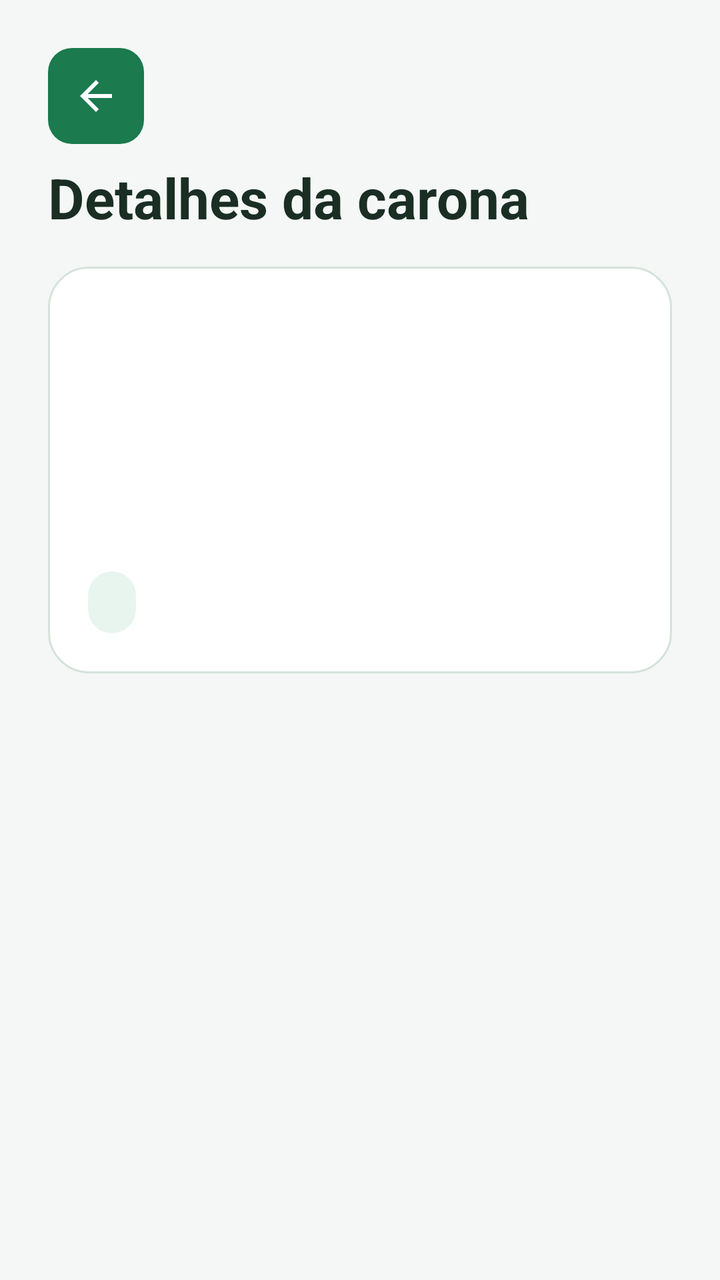
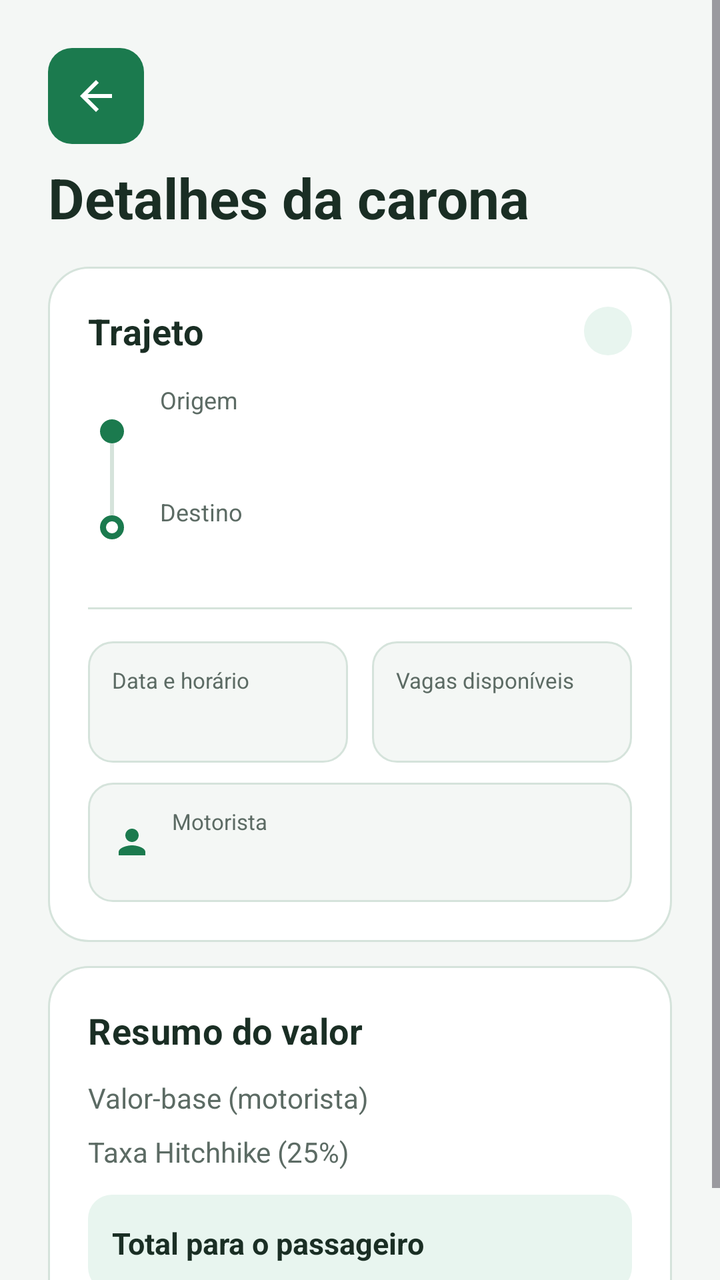

Two renders of the same Android screen: before a commit and after it. Below are the layout's source before the change and the commit's diff.
<!-- AndroidManifest.xml: application theme Theme.Hitchhike -->
<!-- res/layout/activity_detalhe_carona.xml -->
<?xml version="1.0" encoding="utf-8"?>
<FrameLayout xmlns:android="http://schemas.android.com/apk/res/android"
    xmlns:app="http://schemas.android.com/apk/res-auto"
    android:id="@+id/rootDetalhe"
    android:layout_width="match_parent"
    android:layout_height="match_parent"
    android:background="@color/hh_background">

    <ScrollView
        android:layout_width="match_parent"
        android:layout_height="match_parent"
        android:clipToPadding="false"
        android:fillViewport="true">

        <androidx.constraintlayout.widget.ConstraintLayout
            android:layout_width="match_parent"
            android:layout_height="wrap_content">

            <LinearLayout
                android:layout_width="0dp"
                android:layout_height="wrap_content"
                android:orientation="vertical"
                android:padding="@dimen/hh_screen_padding"
                app:layout_constraintEnd_toEndOf="parent"
                app:layout_constraintStart_toStartOf="parent"
                app:layout_constraintTop_toTopOf="parent"
                app:layout_constraintWidth_max="@dimen/hh_content_max">

                <com.google.android.material.button.MaterialButton
                    android:id="@+id/btnVoltar"
                    style="@style/Widget.Hitchhike.Button.Back"
                    android:layout_width="@dimen/hh_touch_min"
                    android:layout_height="@dimen/hh_touch_min"
                    android:layout_marginBottom="@dimen/hh_space_sm" />

                <TextView
                    android:layout_width="match_parent"
                    android:layout_height="wrap_content"
                    android:text="@string/detalhe_title"
                    android:textAppearance="@style/TextAppearance.Hitchhike.Title" />

                <LinearLayout
                    android:layout_width="match_parent"
                    android:layout_height="wrap_content"
                    android:layout_marginTop="16dp"
                    android:background="@drawable/bg_card_static"
                    android:orientation="vertical"
                    android:padding="@dimen/hh_card_padding">

                    <TextView
                        android:id="@+id/tvTrajeto"
                        android:layout_width="match_parent"
                        android:layout_height="wrap_content"
                        android:textAppearance="@style/TextAppearance.Hitchhike.Section" />

                    <TextView
                        android:id="@+id/tvHorario"
                        android:layout_width="match_parent"
                        android:layout_height="wrap_content"
                        android:layout_marginTop="8dp"
                        android:textColor="@color/hh_text_secondary" />

                    <TextView
                        android:id="@+id/tvMotorista"
                        android:layout_width="match_parent"
                        android:layout_height="wrap_content"
                        android:layout_marginTop="4dp"
                        android:textColor="@color/hh_text_secondary" />

                    <TextView
                        android:id="@+id/tvVagas"
                        android:layout_width="match_parent"
                        android:layout_height="wrap_content"
                        android:layout_marginTop="4dp"
                        android:textColor="@color/hh_text_secondary" />

                    <TextView
                        android:id="@+id/tvValor"
                        android:layout_width="match_parent"
                        android:layout_height="wrap_content"
                        android:layout_marginTop="4dp"
                        android:textColor="@color/hh_text_secondary" />

                    <TextView
                        android:id="@+id/tvStatus"
                        android:layout_width="wrap_content"
                        android:layout_height="wrap_content"
                        android:layout_marginTop="12dp"
                        android:background="@drawable/bg_status_chip"
                        android:paddingHorizontal="12dp"
                        android:paddingVertical="6dp"
                        android:textColor="@color/hh_green"
                        android:textStyle="bold" />
                </LinearLayout>

                <com.google.android.material.button.MaterialButton
                    android:id="@+id/btnSolicitar"
                    android:layout_width="match_parent"
                    android:layout_height="wrap_content"
                    android:layout_marginTop="16dp"
                    android:text="@string/action_solicitar"
                    android:visibility="gone" />

                <com.google.android.material.button.MaterialButton
                    android:id="@+id/btnCancelar"
                    style="@style/Widget.Hitchhike.Button.Text"
                    android:layout_width="match_parent"
                    android:layout_height="wrap_content"
                    android:layout_marginTop="8dp"
                    android:text="@string/action_cancelar_carona"
                    android:textColor="@color/hh_error"
                    android:visibility="gone" />

                <TextView
                    android:id="@+id/tvAvaliacaoEnviada"
                    android:layout_width="match_parent"
                    android:layout_height="wrap_content"
                    android:layout_marginTop="8dp"
                    android:text="@string/avaliacao_enviada"
                    android:textColor="@color/hh_text_secondary"
                    android:visibility="gone" />

                <com.google.android.material.button.MaterialButton
                    android:id="@+id/btnAvaliar"
                    style="@style/Widget.Hitchhike.Button.Outlined"
                    android:layout_width="match_parent"
                    android:layout_height="wrap_content"
                    android:layout_marginTop="8dp"
                    android:text="@string/action_avaliar"
                    android:visibility="gone" />

                
                <LinearLayout
                    android:id="@+id/containerParadasDetalhe"
                    android:layout_width="match_parent"
                    android:layout_height="wrap_content"
                    android:orientation="vertical"
                    android:visibility="gone"
                    android:layout_marginTop="8dp" />


                <TextView
                    android:id="@+id/tvPedidosTitulo"
                    android:layout_width="match_parent"
                    android:layout_height="wrap_content"
                    android:layout_marginTop="24dp"
                    android:text="@string/detalhe_pedidos"
                    android:textAppearance="@style/TextAppearance.Hitchhike.Section"
                    android:visibility="gone" />

                <TextView
                    android:id="@+id/tvPedidosVazio"
                    android:layout_width="match_parent"
                    android:layout_height="wrap_content"
                    android:layout_marginTop="8dp"
                    android:text="@string/pedidos_vazio"
                    android:textColor="@color/hh_text_secondary"
                    android:visibility="gone" />

                <LinearLayout
                    android:id="@+id/listaPedidos"
                    android:layout_width="match_parent"
                    android:layout_height="wrap_content"
                    android:orientation="vertical" />
            </LinearLayout>
        </androidx.constraintlayout.widget.ConstraintLayout>
    </ScrollView>

    <ProgressBar
        android:id="@+id/progressDetalhe"
        android:layout_width="wrap_content"
        android:layout_height="wrap_content"
        android:layout_gravity="center"
        android:contentDescription="@string/estado_carregando"
        android:visibility="gone" />
</FrameLayout>
<!-- resources referenced by this layout -->
<resources>
  <color name="hh_background">#FFF4F7F5</color>
  <color name="hh_error">#FFB3261E</color>
  <color name="hh_green">#FF1B7A4E</color>
  <color name="hh_text_secondary">#FF5C6B64</color>
  <dimen name="hh_card_padding">20dp</dimen>
  <dimen name="hh_content_max">560dp</dimen>
  <dimen name="hh_screen_padding">24dp</dimen>
  <dimen name="hh_space_sm">8dp</dimen>
  <dimen name="hh_touch_min">48dp</dimen>
  <string name="action_avaliar">Avaliar</string>
  <string name="action_cancelar_carona">Cancelar carona</string>
  <string name="action_solicitar">Pedir vaga</string>
  <string name="avaliacao_enviada">Avaliação enviada</string>
  <string name="detalhe_pedidos">Pedidos de vaga</string>
  <string name="detalhe_title">Detalhes da carona</string>
  <string name="estado_carregando">Carregando…</string>
  <string name="pedidos_vazio">Nenhum pedido de vaga ainda.</string>
  <style name="Theme.Hitchhike" parent="Base.Theme.Hitchhike" />
  <color name="hh_surface">#FFFFFFFF</color>
  <dimen name="hh_card_radius">20dp</dimen>
  <color name="hh_outline">#FFD5E3DB</color>
  <color name="hh_mint">#FFE8F5EF</color>
  <color name="hh_text">#FF1A2E24</color>
  <string name="cd_voltar">Voltar</string>
  <color name="white">#FFFFFFFF</color>
  <dimen name="hh_button_min">56dp</dimen>
  <color name="hh_green_dark">#FF145C3A</color>
  <color name="hh_green_light">#FF2E9B68</color>
  <!-- unchanged entries left out for length: 10 -->
</resources>

<!-- the commit's change to res/layout/activity_detalhe_carona.xml (unified diff, before → after) -->
@@ -39,6 +39,7 @@
                     android:text="@string/detalhe_title"
                     android:textAppearance="@style/TextAppearance.Hitchhike.Title" />
 
+                
                 <LinearLayout
                     android:layout_width="match_parent"
                     android:layout_height="wrap_content"
@@ -47,50 +48,357 @@
                     android:orientation="vertical"
                     android:padding="@dimen/hh_card_padding">
 
+                    <LinearLayout
+                        android:layout_width="match_parent"
+                        android:layout_height="wrap_content"
+                        android:gravity="center_vertical"
+                        android:orientation="horizontal">
+
+                        <TextView
+                            android:layout_width="0dp"
+                            android:layout_height="wrap_content"
+                            android:layout_weight="1"
+                            android:text="@string/detalhe_trajeto_titulo"
+                            android:textAppearance="@style/TextAppearance.Hitchhike.Section" />
+
+                        <TextView
+                            android:id="@+id/tvStatus"
+                            android:layout_width="wrap_content"
+                            android:layout_height="wrap_content"
+                            android:layout_marginStart="8dp"
+                            android:background="@drawable/bg_status_chip"
+                            android:paddingHorizontal="12dp"
+                            android:paddingVertical="4dp"
+                            android:textColor="@color/hh_green"
+                            android:textSize="12sp"
+                            android:textStyle="bold" />
+                    </LinearLayout>
+
+                    
+                    <LinearLayout
+                        android:layout_width="match_parent"
+                        android:layout_height="wrap_content"
+                        android:layout_marginTop="14dp"
+                        android:orientation="vertical">
+
+                        
+                        <LinearLayout
+                            android:layout_width="match_parent"
+                            android:layout_height="wrap_content"
+                            android:orientation="horizontal">
+
+                            <LinearLayout
+                                android:layout_width="24dp"
+                                android:layout_height="match_parent"
+                                android:gravity="center_horizontal"
+                                android:orientation="vertical">
+
+                                <View
+                                    android:layout_width="2dp"
+                                    android:layout_height="0dp"
+                                    android:layout_weight="1"
+                                    android:visibility="invisible" />
+
+                                <View
+                                    android:layout_width="12dp"
+                                    android:layout_height="12dp"
+                                    android:background="@drawable/bg_trajeto_origem" />
+
+                                <View
+                                    android:layout_width="2dp"
+                                    android:layout_height="0dp"
+                                    android:layout_weight="1"
+                                    android:background="@color/hh_outline" />
+                            </LinearLayout>
+
+                            <LinearLayout
+                                android:layout_width="0dp"
+                                android:layout_height="wrap_content"
+                                android:layout_marginStart="12dp"
+                                android:layout_weight="1"
+                                android:orientation="vertical"
+                                android:paddingBottom="8dp">
+
+                                <TextView
+                                    android:layout_width="wrap_content"
+                                    android:layout_height="wrap_content"
+                                    android:text="@string/detalhe_origem_label"
+                                    android:textColor="@color/hh_text_secondary"
+                                    android:textSize="12sp" />
+
+                                <TextView
+                                    android:id="@+id/tvOrigem"
+                                    android:layout_width="match_parent"
+                                    android:layout_height="wrap_content"
+                                    android:layout_marginTop="2dp"
+                                    android:textColor="@color/hh_text"
+                                    android:textSize="16sp"
+                                    android:textStyle="bold" />
+                            </LinearLayout>
+                        </LinearLayout>
+
+                        
+                        <LinearLayout
+                            android:id="@+id/containerParadasDetalhe"
+                            android:layout_width="match_parent"
+                            android:layout_height="wrap_content"
+                            android:orientation="vertical"
+                            android:visibility="gone" />
+
+                        
+                        <LinearLayout
+                            android:layout_width="match_parent"
+                            android:layout_height="wrap_content"
+                            android:orientation="horizontal">
+
+                            <LinearLayout
+                                android:layout_width="24dp"
+                                android:layout_height="match_parent"
+                                android:gravity="center_horizontal"
+                                android:orientation="vertical">
+
+                                <View
+                                    android:layout_width="2dp"
+                                    android:layout_height="0dp"
+                                    android:layout_weight="1"
+                                    android:background="@color/hh_outline" />
+
+                                <View
+                                    android:layout_width="12dp"
+                                    android:layout_height="12dp"
+                                    android:background="@drawable/bg_trajeto_destino" />
+
+                                <View
+                                    android:layout_width="2dp"
+                                    android:layout_height="0dp"
+                                    android:layout_weight="1"
+                                    android:visibility="invisible" />
+                            </LinearLayout>
+
+                            <LinearLayout
+                                android:layout_width="0dp"
+                                android:layout_height="wrap_content"
+                                android:layout_marginStart="12dp"
+                                android:layout_weight="1"
+                                android:orientation="vertical"
+                                android:paddingTop="8dp">
+
+                                <TextView
+                                    android:layout_width="wrap_content"
+                                    android:layout_height="wrap_content"
+                                    android:text="@string/detalhe_destino_label"
+                                    android:textColor="@color/hh_text_secondary"
+                                    android:textSize="12sp" />
+
+                                <TextView
+                                    android:id="@+id/tvDestino"
+                                    android:layout_width="match_parent"
+                                    android:layout_height="wrap_content"
+                                    android:layout_marginTop="2dp"
+                                    android:textColor="@color/hh_text"
+                                    android:textSize="16sp"
+                                    android:textStyle="bold" />
+                            </LinearLayout>
+                        </LinearLayout>
+                    </LinearLayout>
+
+                    <View
+                        android:layout_width="match_parent"
+                        android:layout_height="1dp"
+                        android:layout_marginVertical="16dp"
+                        android:background="@color/hh_outline" />
+
+                    
+                    <LinearLayout
+                        android:layout_width="match_parent"
+                        android:layout_height="wrap_content"
+                        android:baselineAligned="false"
+                        android:orientation="horizontal">
+
+                        <LinearLayout
+                            android:layout_width="0dp"
+                            android:layout_height="match_parent"
+                            android:layout_marginEnd="6dp"
+                            android:layout_weight="1"
+                            android:background="@drawable/bg_info_tile"
+                            android:orientation="vertical"
+                            android:padding="12dp">
+
+                            <TextView
+                                android:layout_width="wrap_content"
+                                android:layout_height="wrap_content"
+                                android:text="@string/detalhe_horario_label"
+                                android:textColor="@color/hh_text_secondary"
+                                android:textSize="11sp" />
+
+                            <TextView
+                                android:id="@+id/tvHorario"
+                                android:layout_width="match_parent"
+                                android:layout_height="wrap_content"
+                                android:layout_marginTop="3dp"
+                                android:textColor="@color/hh_text"
+                                android:textSize="14sp"
+                                android:textStyle="bold" />
+                        </LinearLayout>
+
+                        <LinearLayout
+                            android:layout_width="0dp"
+                            android:layout_height="match_parent"
+                            android:layout_marginStart="6dp"
+                            android:layout_weight="1"
+                            android:background="@drawable/bg_info_tile"
+                            android:orientation="vertical"
+                            android:padding="12dp">
+
+                            <TextView
+                                android:layout_width="wrap_content"
+                                android:layout_height="wrap_content"
+                                android:text="@string/detalhe_vagas_label"
+                                android:textColor="@color/hh_text_secondary"
+                                android:textSize="11sp" />
+
+                            <TextView
+                                android:id="@+id/tvVagas"
+                                android:layout_width="match_parent"
+                                android:layout_height="wrap_content"
+                                android:layout_marginTop="3dp"
+                                android:textColor="@color/hh_text"
+                                android:textSize="14sp"
+                                android:textStyle="bold" />
+                        </LinearLayout>
+                    </LinearLayout>
+
+                    
+                    <LinearLayout
+                        android:layout_width="match_parent"
+                        android:layout_height="wrap_content"
+                        android:layout_marginTop="10dp"
+                        android:background="@drawable/bg_info_tile"
+                        android:gravity="center_vertical"
+                        android:orientation="horizontal"
+                        android:padding="12dp">
+
+                        <ImageView
+                            android:layout_width="20dp"
+                            android:layout_height="20dp"
+                            android:contentDescription="@null"
+                            android:src="@drawable/ic_person"
+                            app:tint="@color/hh_green" />
+
+                        <LinearLayout
+                            android:layout_width="0dp"
+                            android:layout_height="wrap_content"
+                            android:layout_marginStart="10dp"
+                            android:layout_weight="1"
+                            android:orientation="vertical">
+
+                            <TextView
+                                android:layout_width="wrap_content"
+                                android:layout_height="wrap_content"
+                                android:text="@string/detalhe_motorista_label"
+                                android:textColor="@color/hh_text_secondary"
+                                android:textSize="11sp" />
+
+                            <TextView
+                                android:id="@+id/tvMotorista"
+                                android:layout_width="match_parent"
+                                android:layout_height="wrap_content"
+                                android:layout_marginTop="2dp"
+                                android:textColor="@color/hh_text"
+                                android:textSize="14sp"
+                                android:textStyle="bold" />
+                        </LinearLayout>
+                    </LinearLayout>
+                </LinearLayout>
+
+                
+                <LinearLayout
+                    android:layout_width="match_parent"
+                    android:layout_height="wrap_content"
+                    android:layout_marginTop="12dp"
+                    android:background="@drawable/bg_card_static"
+                    android:orientation="vertical"
+                    android:padding="@dimen/hh_card_padding">
+
                     <TextView
-                        android:id="@+id/tvTrajeto"
-                        android:layout_width="match_parent"
-                        android:layout_height="wrap_content"
+                        android:layout_width="match_parent"
+                        android:layout_height="wrap_content"
+                        android:text="@string/detalhe_valores_titulo"
                         android:textAppearance="@style/TextAppearance.Hitchhike.Section" />
 
-                    <TextView
-                        android:id="@+id/tvHorario"
+                    <LinearLayout
+                        android:layout_width="match_parent"
+                        android:layout_height="wrap_content"
+                        android:layout_marginTop="12dp"
+                        android:orientation="horizontal">
+
+                        <TextView
+                            android:layout_width="0dp"
+                            android:layout_height="wrap_content"
+                            android:layout_weight="1"
+                            android:text="@string/detalhe_valor_base_label"
+                            android:textColor="@color/hh_text_secondary"
+                            android:textSize="14sp" />
+
+                        <TextView
+                            android:id="@+id/tvValorBase"
+                            android:layout_width="wrap_content"
+                            android:layout_height="wrap_content"
+                            android:layout_marginStart="8dp"
+                            android:textColor="@color/hh_text"
+                            android:textSize="14sp" />
+                    </LinearLayout>
+
+                    <LinearLayout
                         android:layout_width="match_parent"
                         android:layout_height="wrap_content"
                         android:layout_marginTop="8dp"
-                        android:textColor="@color/hh_text_secondary" />
-
-                    <TextView
-                        android:id="@+id/tvMotorista"
-                        android:layout_width="match_parent"
-                        android:layout_height="wrap_content"
-                        android:layout_marginTop="4dp"
-                        android:textColor="@color/hh_text_secondary" />
-
-                    <TextView
-                        android:id="@+id/tvVagas"
-                        android:layout_width="match_parent"
-                        android:layout_height="wrap_content"
-                        android:layout_marginTop="4dp"
-                        android:textColor="@color/hh_text_secondary" />
-
-                    <TextView
-                        android:id="@+id/tvValor"
-                        android:layout_width="match_parent"
-                        android:layout_height="wrap_content"
-                        android:layout_marginTop="4dp"
-                        android:textColor="@color/hh_text_secondary" />
-
-                    <TextView
-                        android:id="@+id/tvStatus"
-                        android:layout_width="wrap_content"
+                        android:orientation="horizontal">
+
+                        <TextView
+                            android:layout_width="0dp"
+                            android:layout_height="wrap_content"
+                            android:layout_weight="1"
+                            android:text="@string/detalhe_taxa_label"
+                            android:textColor="@color/hh_text_secondary"
+                            android:textSize="14sp" />
+
+                        <TextView
+                            android:id="@+id/tvValorTaxa"
+                            android:layout_width="wrap_content"
+                            android:layout_height="wrap_content"
+                            android:layout_marginStart="8dp"
+                            android:textColor="@color/hh_text"
+                            android:textSize="14sp" />
+                    </LinearLayout>
+
+                    <LinearLayout
+                        android:layout_width="match_parent"
                         android:layout_height="wrap_content"
                         android:layout_marginTop="12dp"
-                        android:background="@drawable/bg_status_chip"
-                        android:paddingHorizontal="12dp"
-                        android:paddingVertical="6dp"
-                        android:textColor="@color/hh_green"
-                        android:textStyle="bold" />
+                        android:background="@drawable/bg_total_highlight"
+                        android:gravity="center_vertical"
+                        android:orientation="horizontal"
+                        android:padding="12dp">
+
+                        <TextView
+                            android:layout_width="0dp"
+                            android:layout_height="wrap_content"
+                            android:layout_weight="1"
+                            android:text="@string/detalhe_valor_total_label"
+                            android:textColor="@color/hh_text"
+                            android:textSize="15sp"
+                            android:textStyle="bold" />
+
+                        <TextView
+                            android:id="@+id/tvValorTotal"
+                            android:layout_width="wrap_content"
+                            android:layout_height="wrap_content"
+                            android:layout_marginStart="8dp"
+                            android:textColor="@color/hh_green"
+                            android:textSize="18sp"
+                            android:textStyle="bold" />
+                    </LinearLayout>
                 </LinearLayout>
 
                 <com.google.android.material.button.MaterialButton
@@ -128,16 +436,6 @@
                     android:layout_marginTop="8dp"
                     android:text="@string/action_avaliar"
                     android:visibility="gone" />
-
-                
-                <LinearLayout
-                    android:id="@+id/containerParadasDetalhe"
-                    android:layout_width="match_parent"
-                    android:layout_height="wrap_content"
-                    android:orientation="vertical"
-                    android:visibility="gone"
-                    android:layout_marginTop="8dp" />
-
 
                 <TextView
                     android:id="@+id/tvPedidosTitulo"
<!-- resource entries referenced after the edit -->
@@ -9,12 +9,70 @@
   <dimen name="hh_screen_padding">24dp</dimen>
   <dimen name="hh_space_sm">8dp</dimen>
   <dimen name="hh_touch_min">48dp</dimen>
+  <!-- drawable bg_info_tile (drawable) -->
+  <?xml version="1.0" encoding="utf-8"?>
+  <shape xmlns:android="http://schemas.android.com/apk/res/android"
+      android:shape="rectangle">
+      <solid android:color="@color/hh_background" />
+      <corners android:radius="12dp" />
+      <stroke
+          android:width="1dp"
+          android:color="@color/hh_outline" />
+  </shape>
+  <!-- drawable bg_total_highlight (drawable) -->
+  <?xml version="1.0" encoding="utf-8"?>
+  <shape xmlns:android="http://schemas.android.com/apk/res/android"
+      android:shape="rectangle">
+      <solid android:color="@color/hh_mint" />
+      <corners android:radius="12dp" />
+  </shape>
+  <!-- drawable bg_trajeto_destino (drawable) -->
+  <?xml version="1.0" encoding="utf-8"?>
+  <shape xmlns:android="http://schemas.android.com/apk/res/android"
+      android:shape="oval">
+      <solid android:color="@color/hh_surface" />
+      <stroke
+          android:width="3dp"
+          android:color="@color/hh_green" />
+      <size
+          android:width="12dp"
+          android:height="12dp" />
+  </shape>
+  <!-- drawable bg_trajeto_origem (drawable) -->
+  <?xml version="1.0" encoding="utf-8"?>
+  <shape xmlns:android="http://schemas.android.com/apk/res/android"
+      android:shape="oval">
+      <solid android:color="@color/hh_green" />
+      <size
+          android:width="12dp"
+          android:height="12dp" />
+  </shape>
+  <!-- drawable ic_person (drawable) -->
+  <vector xmlns:android="http://schemas.android.com/apk/res/android"
+      android:width="24dp"
+      android:height="24dp"
+      android:viewportWidth="24"
+      android:viewportHeight="24">
+      <path
+          android:fillColor="#1B7A4E"
+          android:pathData="M12,12c2.21,0 4,-1.79 4,-4s-1.79,-4 -4,-4 -4,1.79 -4,4 1.79,4 4,4zM12,14c-2.67,0 -8,1.34 -8,4v2h16v-2c0,-2.66 -5.33,-4 -8,-4z" />
+  </vector>
   <string name="action_avaliar">Avaliar</string>
   <string name="action_cancelar_carona">Cancelar carona</string>
   <string name="action_solicitar">Pedir vaga</string>
   <string name="avaliacao_enviada">Avaliação enviada</string>
+  <string name="detalhe_destino_label">Destino</string>
+  <string name="detalhe_horario_label">Data e horário</string>
+  <string name="detalhe_motorista_label">Motorista</string>
+  <string name="detalhe_origem_label">Origem</string>
   <string name="detalhe_pedidos">Pedidos de vaga</string>
+  <string name="detalhe_taxa_label">Taxa Hitchhike (25%)</string>
   <string name="detalhe_title">Detalhes da carona</string>
+  <string name="detalhe_trajeto_titulo">Trajeto</string>
+  <string name="detalhe_vagas_label">Vagas disponíveis</string>
+  <string name="detalhe_valor_base_label">Valor-base (motorista)</string>
+  <string name="detalhe_valor_total_label">Total para o passageiro</string>
+  <string name="detalhe_valores_titulo">Resumo do valor</string>
   <string name="estado_carregando">Carregando…</string>
   <string name="pedidos_vazio">Nenhum pedido de vaga ainda.</string>
   <style name="Theme.Hitchhike" parent="Base.Theme.Hitchhike" />
